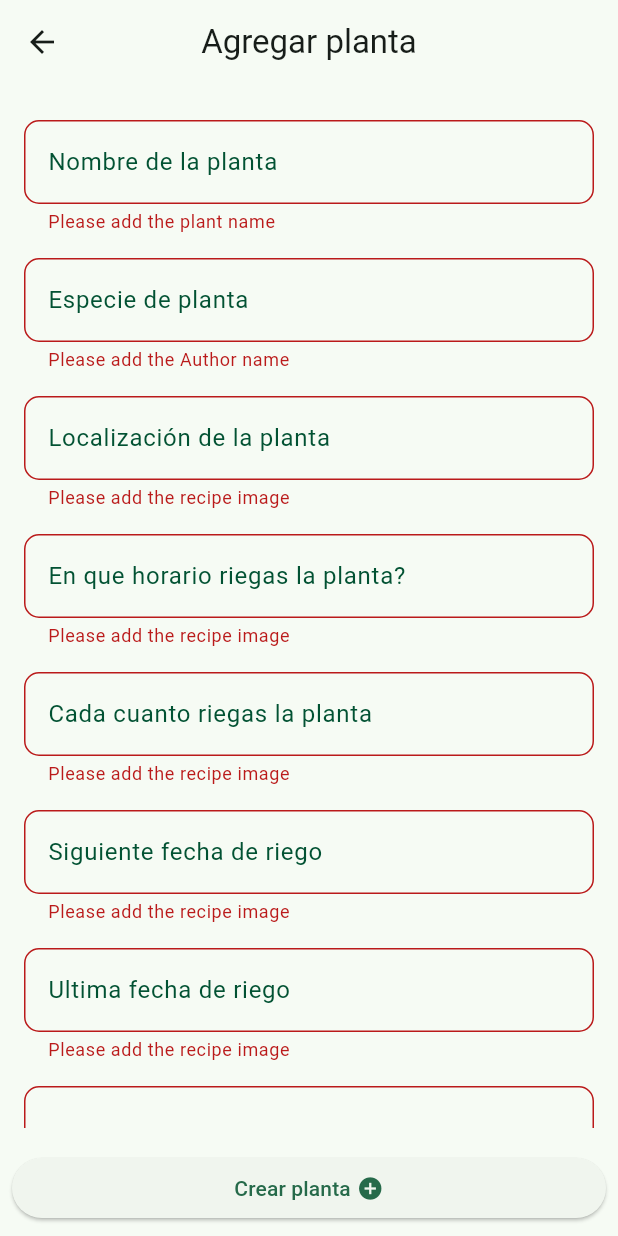
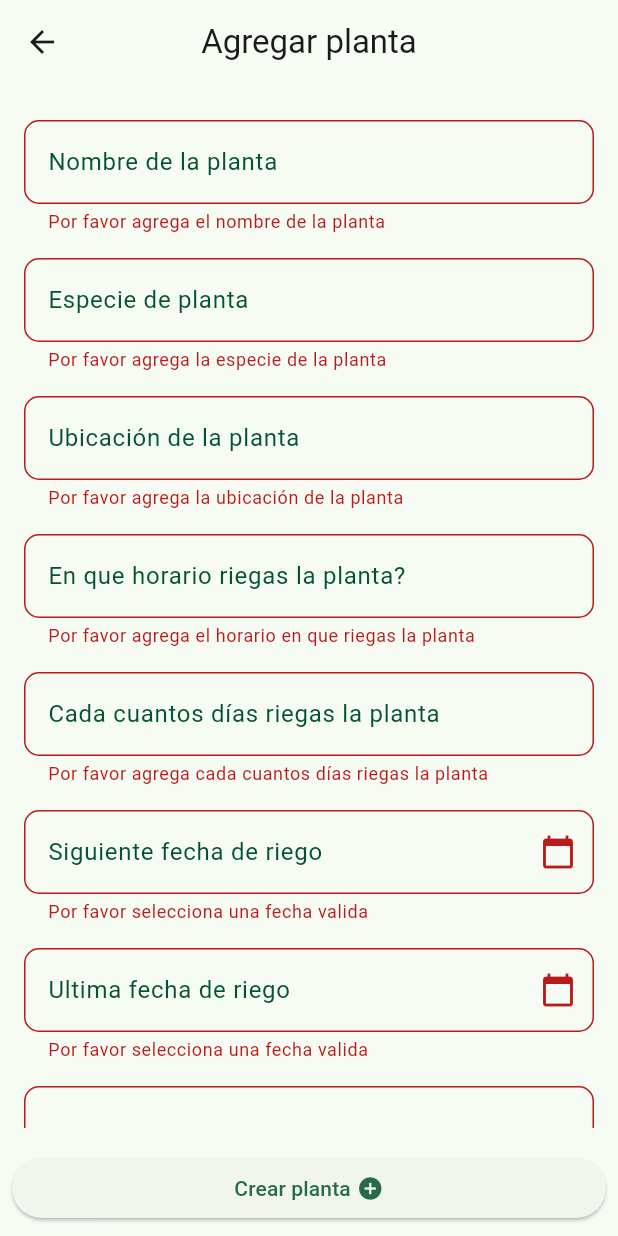
Before and after one commit to Jhonsebas77/watered_plants_ota_labs, a Flutter app: the PlantFormView screen opened directly, after a tap on "Crear planta", on a phone screen of 412 x 824 dp. Run offline on Flutter 3.47's test engine with Material 3 defaults, Android fonts, the phone set to English and light mode, and no system bars; our stand-ins replace cached_network_image, firebase_core, firebase_database, nested; accounts and stored records are empty; generated files the repository leaves out were written again; Roboto replaces fonts that are missing (Quicksand).

Commit message:
feat: Update the date picker input

```diff
--- a/lib/core/models/models.dart
+++ b/lib/core/models/models.dart
@@ -1,4 +1,6 @@
 library com.watered_plants_ota_labs.app.models;
+
+import '../utils/utils.dart';
 
 part 'plant.dart';
 part 'user.dart';
--- a/lib/core/models/plant.dart
+++ b/lib/core/models/plant.dart
@@ -59,6 +59,9 @@ class PlantModel {
     'watering_schedule': wateringSchedule,
   };
 
+  DateTime? get getLastWateredDate => toDateTime(lastWateredDate);
+  DateTime? get getNextWateringDate => toDateTime(nextWateringDate);
+
   final num wateringFrequencyDays;
   final String color;
   final String icon;
--- a/lib/core/utils/utils.dart
+++ b/lib/core/utils/utils.dart
@@ -152,3 +152,5 @@ Color? getWateringChipColor(BuildContext context, String date) {
 }
 
 num toNumeric(String numberString) => num.tryParse(numberString) ?? 0;
+
+DateTime? toDateTime(String dateString) => DateTime.tryParse(dateString);
--- a/lib/ui/views/plants/form/form.dart
+++ b/lib/ui/views/plants/form/form.dart
@@ -1,5 +1,3 @@
-// ignore_for_file: lines_longer_than_80_chars
-
 part of com.watered_plants_ota_labs.app.views;
 
 class PlantFormView extends StatefulWidget {
@@ -14,50 +12,105 @@ class PlantFormView extends StatefulWidget {
 
 class _PlantFormViewState extends State<PlantFormView> {
   final GlobalKey<FormState> _formKey = GlobalKey<FormState>();
-  final TextEditingController _lastWateredDate = TextEditingController();
-  final TextEditingController _nextWateringDate = TextEditingController();
-  final TextEditingController _plantCare = TextEditingController();
-  final TextEditingController _plantLocation = TextEditingController();
-  final TextEditingController _plantName = TextEditingController();
-  final TextEditingController _plantSpecies = TextEditingController();
-  final TextEditingController _wateringFrequencyDays = TextEditingController();
-  final TextEditingController _wateringSchedule = TextEditingController();
+  final TextEditingController _lastWateredDateController =
+      TextEditingController();
+  late final DateTime? _lastWateredDate;
+  final TextEditingController _nextWateringDateController =
+      TextEditingController();
+  late final DateTime? _nextWateringDate;
+  final TextEditingController _plantCareController = TextEditingController();
+  final TextEditingController _plantLocationController =
+      TextEditingController();
+  final TextEditingController _plantNameController = TextEditingController();
+  final TextEditingController _plantSpeciesController = TextEditingController();
+  final TextEditingController _wateringFrequencyDaysController =
+      TextEditingController();
+  final TextEditingController _wateringScheduleController =
+      TextEditingController();
 
   @override
   void initState() {
     super.initState();
     if (widget.isUpdate) {
       setPreviousData();
+    } else {
+      _nextWateringDate = DateTime.now();
+      _lastWateredDate = DateTime.now();
     }
   }
 
   @override
   void dispose() {
-    _lastWateredDate.dispose();
-    _nextWateringDate.dispose();
-    _plantCare.dispose();
-    _plantLocation.dispose();
-    _plantName.dispose();
-    _plantSpecies.dispose();
-    _wateringFrequencyDays.dispose();
-    _wateringSchedule.dispose();
+    _lastWateredDateController.dispose();
+    _nextWateringDateController.dispose();
+    _plantCareController.dispose();
+    _plantLocationController.dispose();
+    _plantNameController.dispose();
+    _plantSpeciesController.dispose();
+    _wateringFrequencyDaysController.dispose();
+    _wateringScheduleController.dispose();
     super.dispose();
   }
 
   void setPreviousData() {
     if (widget.plant != null) {
-      _plantName.text = widget.plant?.plantName ?? '';
-      _plantSpecies.text = widget.plant?.species ?? '';
-      _lastWateredDate.text = widget.plant?.lastWateredDate ?? '';
-      _nextWateringDate.text = widget.plant?.nextWateringDate ?? '';
-      _plantCare.text = widget.plant?.plantCare ?? '';
+      _plantNameController.text = widget.plant?.plantName ?? '';
+      _plantSpeciesController.text = widget.plant?.species ?? '';
+      _lastWateredDateController.text = widget.plant?.lastWateredDate ?? '';
+      _lastWateredDate = toDateTime(widget.plant!.lastWateredDate);
+      _nextWateringDateController.text = widget.plant?.nextWateringDate ?? '';
+      _nextWateringDate = toDateTime(widget.plant!.nextWateringDate);
+      _plantCareController.text = widget.plant?.plantCare ?? '';
       // TODO(Sebastian): Validate images
       // _plantImage.text = widget.plant?.plantImage ?? '';
-      _plantLocation.text = widget.plant?.plantLocation ?? '';
-      _wateringFrequencyDays.text = '${widget.plant?.wateringFrequencyDays}';
-      _wateringSchedule.text = widget.plant?.wateringSchedule ?? '';
+      _plantLocationController.text = widget.plant?.plantLocation ?? '';
+      _wateringFrequencyDaysController.text =
+          '${widget.plant?.wateringFrequencyDays}';
+      _wateringScheduleController.text = widget.plant?.wateringSchedule ?? '';
     }
   }
+
+  Future<void> _presentDatePicker({
+    required TextEditingController controllerTextDate,
+    required String helpText,
+    DateTime? selectedDate,
+  }) async {
+    DateTime? pickedDate = await showDatePicker(
+      context: context,
+      initialDate: selectedDate ?? DateTime.now(),
+      firstDate: DateTime(2000),
+      lastDate: DateTime(2101),
+      helpText: helpText,
+      initialEntryMode: DatePickerEntryMode.calendarOnly,
+    );
+    if (pickedDate != null && pickedDate != selectedDate) {
+      setState(() {
+        selectedDate = pickedDate;
+        controllerTextDate.text = DateFormat('yMd').format(selectedDate!);
+      });
+    }
+  }
+
+  InputDecoration _getDecorator(
+    String label,
+    IconData? suffixIcon,
+    BuildContext context,
+  ) => InputDecoration(
+    labelText: label,
+    labelStyle: TextStyle(
+      color: Theme.of(context).colorScheme.onPrimaryContainer,
+      fontFamily: 'Quicksand',
+    ),
+    border: OutlineInputBorder(borderRadius: BorderRadius.circular(10)),
+    focusedBorder: OutlineInputBorder(
+      borderSide: BorderSide(
+        color: Theme.of(context).colorScheme.onPrimaryContainer,
+        width: 1,
+      ),
+      borderRadius: BorderRadius.circular(10),
+    ),
+    suffixIcon: suffixIcon != null ? Icon(suffixIcon) : null,
+  );
 
   Widget _buildTextField({
     required String label,
@@ -74,21 +127,35 @@ class _PlantFormViewState extends State<PlantFormView> {
       validator: validator,
       style: TextStyle(color: Theme.of(context).colorScheme.onPrimaryContainer),
       keyboardType: inputType ?? TextInputType.name,
-      decoration: InputDecoration(
-        labelText: label,
-        labelStyle: TextStyle(
-          color: Theme.of(context).colorScheme.onPrimaryContainer,
-          fontFamily: 'Quicksand',
-        ),
-        border: OutlineInputBorder(borderRadius: BorderRadius.circular(10)),
-        focusedBorder: OutlineInputBorder(
-          borderSide: BorderSide(
-            color: Theme.of(context).colorScheme.onPrimaryContainer,
-            width: 1,
-          ),
-          borderRadius: BorderRadius.circular(10),
-        ),
-      ),
+      decoration: _getDecorator(label, null, context),
+    ),
+  );
+
+  Widget _buildDatePickerTextField({
+    required String label,
+    required DateTime selectedDate,
+    required TextEditingController controller,
+    required String? Function(String?) validator,
+    required BuildContext context,
+    String? helpText = 'Selecciona una fecha',
+    TextInputType? inputType,
+    int maxLines = 1,
+  }) => Padding(
+    padding: const EdgeInsets.symmetric(vertical: 8),
+    child: TextFormField(
+      controller: controller,
+      maxLines: maxLines,
+      validator: validator,
+      style: TextStyle(color: Theme.of(context).colorScheme.onPrimaryContainer),
+      keyboardType: inputType ?? TextInputType.name,
+      onTap: () {
+        _presentDatePicker(
+          selectedDate: selectedDate,
+          controllerTextDate: controller,
+          helpText: helpText!,
+        );
+      },
+      decoration: _getDecorator(label, Icons.calendar_today, context),
     ),
   );
 
@@ -117,10 +184,10 @@ class _PlantFormViewState extends State<PlantFormView> {
               children: <Widget>[
                 _buildTextField(
                   label: 'Nombre de la planta',
-                  controller: _plantName,
+                  controller: _plantNameController,
                   validator: (String? p0) {
                     if (p0 == null || p0.isEmpty) {
-                      return 'Please add the plant name';
+                      return 'Por favor agrega el nombre de la planta';
                     }
                     return null;
                   },
@@ -128,21 +195,21 @@ class _PlantFormViewState extends State<PlantFormView> {
                 ),
                 _buildTextField(
                   label: 'Especie de planta',
-                  controller: _plantSpecies,
+                  controller: _plantSpeciesController,
                   validator: (String? p0) {
                     if (p0 == null || p0.isEmpty) {
-                      return 'Please add the Author name';
+                      return 'Por favor agrega la especie de la planta';
                     }
                     return null;
                   },
                   context: context,
                 ),
                 _buildTextField(
-                  label: 'Localización de la planta',
-                  controller: _plantLocation,
+                  label: 'Ubicación de la planta',
+                  controller: _plantLocationController,
                   validator: (String? p0) {
                     if (p0 == null || p0.isEmpty) {
-                      return 'Please add the recipe image';
+                      return 'Por favor agrega la ubicación de la planta';
                     }
                     return null;
                   },
@@ -150,47 +217,50 @@ class _PlantFormViewState extends State<PlantFormView> {
                 ),
                 _buildTextField(
                   label: 'En que horario riegas la planta?',
-                  controller: _wateringSchedule,
+                  controller: _wateringScheduleController,
                   validator: (String? p0) {
                     if (p0 == null || p0.isEmpty) {
-                      return 'Please add the recipe image';
+                      return '''Por favor agrega el horario en que riegas la planta''';
                     }
                     return null;
                   },
                   context: context,
                 ),
                 _buildTextField(
-                  label: 'Cada cuanto riegas la planta',
-                  controller: _wateringFrequencyDays,
+                  label: 'Cada cuantos días riegas la planta',
+                  controller: _wateringFrequencyDaysController,
                   inputType: TextInputType.number,
                   validator: (String? p0) {
                     if (p0 == null || p0.isEmpty) {
-                      return 'Please add the recipe image';
+                      return '''Por favor agrega cada cuantos días riegas la planta''';
                     }
                     return null;
                   },
                   context: context,
                 ),
-                _buildTextField(
+                _buildDatePickerTextField(
                   label: 'Siguiente fecha de riego',
-                  controller: _nextWateringDate,
+                  selectedDate: _nextWateringDate ?? DateTime.now(),
+                  helpText: 'Siguiente fecha de riego',
+                  controller: _nextWateringDateController,
                   inputType: TextInputType.datetime,
                   validator: (String? p0) {
                     if (p0 == null || p0.isEmpty) {
-                      return 'Please add the recipe image';
+                      return 'Por favor selecciona una fecha valida';
                     }
                     return null;
                   },
                   context: context,
                 ),
-                // const MyDatePickerInput(),
-                _buildTextField(
+                _buildDatePickerTextField(
                   label: 'Ultima fecha de riego',
-                  controller: _lastWateredDate,
+                  selectedDate: _lastWateredDate ?? DateTime.now(),
+                  helpText: 'Siguiente fecha de riego',
+                  controller: _lastWateredDateController,
                   inputType: TextInputType.datetime,
                   validator: (String? p0) {
                     if (p0 == null || p0.isEmpty) {
-                      return 'Please add the recipe image';
+                      return 'Por favor selecciona una fecha valida';
                     }
                     return null;
                   },
@@ -198,7 +268,7 @@ class _PlantFormViewState extends State<PlantFormView> {
                 ),
                 _buildTextField(
                   label: 'Cuidados de la planta',
-                  controller: _plantCare,
+                  controller: _plantCareController,
                   maxLines: 4,
                   validator: (String? p0) {
                     if (p0 == null || p0.isEmpty) {
@@ -227,15 +297,17 @@ class _PlantFormViewState extends State<PlantFormView> {
             PlantModel _plant = PlantModel(
               color: widget.plant?.color ?? '',
               icon: widget.plant?.color ?? '',
-              lastWateredDate: _lastWateredDate.text,
-              nextWateringDate: _nextWateringDate.text,
-              plantCare: _plantCare.text,
+              lastWateredDate: _lastWateredDateController.text,
+              nextWateringDate: _nextWateringDateController.text,
+              plantCare: _plantCareController.text,
               plantImage: widget.plant?.plantImage ?? '',
-              plantLocation: _plantLocation.text,
-              plantName: _plantName.text,
-              species: _plantSpecies.text,
-              wateringFrequencyDays: toNumeric(_wateringFrequencyDays.text),
-              wateringSchedule: _wateringSchedule.text,
+              plantLocation: _plantLocationController.text,
+              plantName: _plantNameController.text,
+              species: _plantSpeciesController.text,
+              wateringFrequencyDays: toNumeric(
+                _wateringFrequencyDaysController.text,
+              ),
+              wateringSchedule: _wateringScheduleController.text,
             );
             firebaseProvider.isLoading = true;
             if (widget.isUpdate &&
@@ -264,107 +336,3 @@ class _PlantFormViewState extends State<PlantFormView> {
     ),
   );
 }
-
-// class MyDatePickerInput extends StatefulWidget {
-//   const MyDatePickerInput({super.key});
-
-//   @override
-//   State<MyDatePickerInput> createState() => _MyDatePickerInputState();
-// }
-
-// class _MyDatePickerInputState extends State<MyDatePickerInput> {
-//   // Controller for the TextFormField to display the date
-//   final TextEditingController _dateController = TextEditingController();
-//   // Variable to store the selected date
-//   DateTime? _selectedDate;
-
-//   // Function to present the date picker
-//   Future<void> _presentDatePicker() async {
-//     DateTime? pickedDate = await showDatePicker(
-//       context: context,
-//       // Use the current selected date as initial, or today's date if none is selected
-//       initialDate: _selectedDate ?? DateTime.now(),
-//       // Set a reasonable range for selectable dates
-//       firstDate: DateTime(2000), // Example: Start from year 2000
-//       lastDate: DateTime(2101), // Example: End at year 2101
-//       helpText: 'Select a date', // Optional: Custom help text
-//       // You can also customize the theme of the date picker here if needed
-//       // builder: (context, child) {
-//       //   return Theme(
-//       //     data: Theme.of(context).copyWith(
-//       //       colorScheme: const ColorScheme.light(
-//       //         primary: Colors.green, // header background color
-//       //         onPrimary: Colors.white, // header text color
-//       //         onSurface: Colors.black, // body text color
-//       //       ),
-//       //       textButtonTheme: TextButtonThemeData(
-//       //         style: TextButton.styleFrom(
-//       //           foregroundColor: Colors.green, // button text color
-//       //         ),
-//       //       ),
-//       //     ),
-//       //     child: child!,
-//       //   );
-//       // },
-//     );
-
-//     if (pickedDate != null && pickedDate != _selectedDate) {
-//       setState(() {
-//         _selectedDate = pickedDate;
-//         // Format the date and update the controller
-//         _dateController.text = DateFormat('dd/MM/yyyy').format(_selectedDate!);
-//       });
-//     }
-//   }
-
-//   @override
-//   void dispose() {
-//     _dateController.dispose();
-//     super.dispose();
-//   }
-
-//   @override
-//   Widget build(BuildContext context) {
-//     // Given current date is Wednesday, May 28, 2025
-//     // If _dateController.text is empty, the hintText will show.
-//     // If a date is selected, it will be formatted and displayed.
-
-//     return Padding(
-//       padding: const EdgeInsets.all(16),
-//       child: Column(
-//         mainAxisAlignment: MainAxisAlignment.center,
-//         children: <Widget>[
-//           TextFormField(
-//             controller: _dateController,
-//             readOnly: true, // Make the field read-only
-//             decoration: InputDecoration(
-//               labelText: 'Selected Date',
-//               hintText: 'DD/MM/YYYY (e.g., 28/05/2025)',
-//               border: const OutlineInputBorder(),
-//               suffixIcon: IconButton(
-//                 icon: const Icon(Icons.calendar_today),
-//                 onPressed:
-//                     _presentDatePicker, // Open picker when icon is pressed
-//               ),
-//             ),
-//             onTap:
-//                 _presentDatePicker, // Also open picker when the field itself is tapped
-//           ),
-//           const SizedBox(height: 20),
-//           ElevatedButton(
-//             onPressed: _presentDatePicker,
-//             child: const Text('Pick a Date'),
-//           ),
-//           if (_selectedDate != null)
-//             Padding(
-//               padding: const EdgeInsets.only(top: 20),
-//               child: Text(
-//                 '''Formatted using intl: ${DateFormat('EEEE, MMMM d, yyyy').format(_selectedDate!)}''',
-//                 style: const TextStyle(fontSize: 16),
-//               ),
-//             ),
-//         ],
-//       ),
-//     );
-//   }
-// }
--- a/lib/ui/views/views.dart
+++ b/lib/ui/views/views.dart
@@ -1,6 +1,7 @@
 library com.watered_plants_ota_labs.app.views;
 
 import 'package:flutter/material.dart';
+import 'package:intl/intl.dart';
 import 'package:provider/provider.dart';
 
 import '../../core/enums/enums.dart';
```
